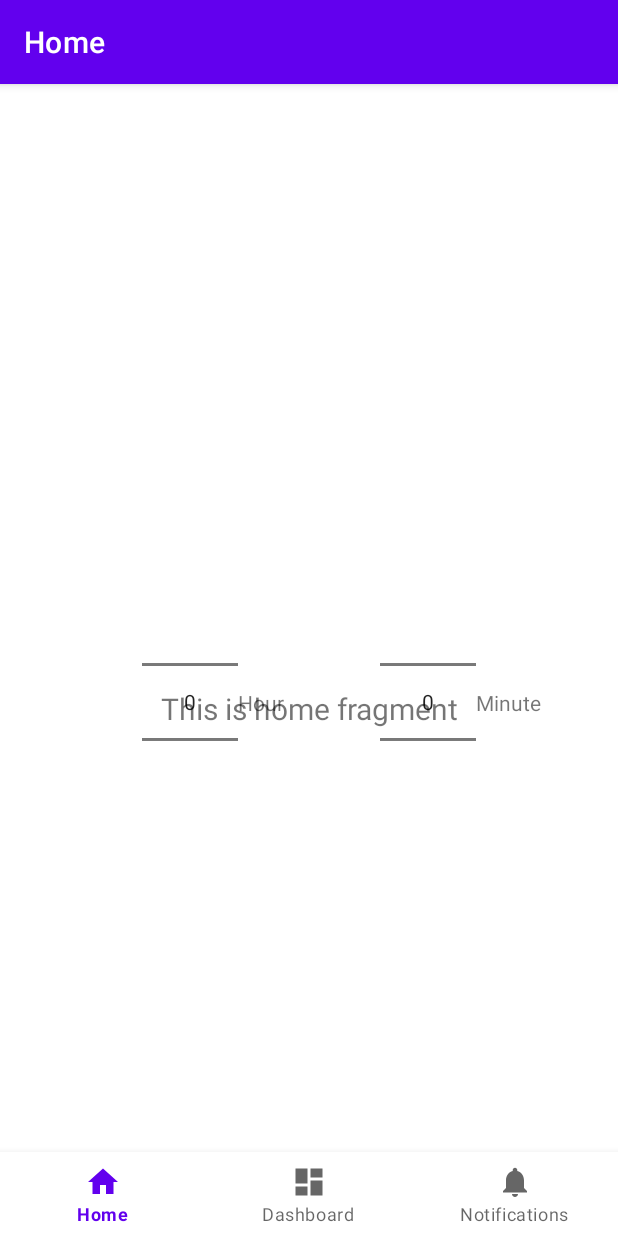
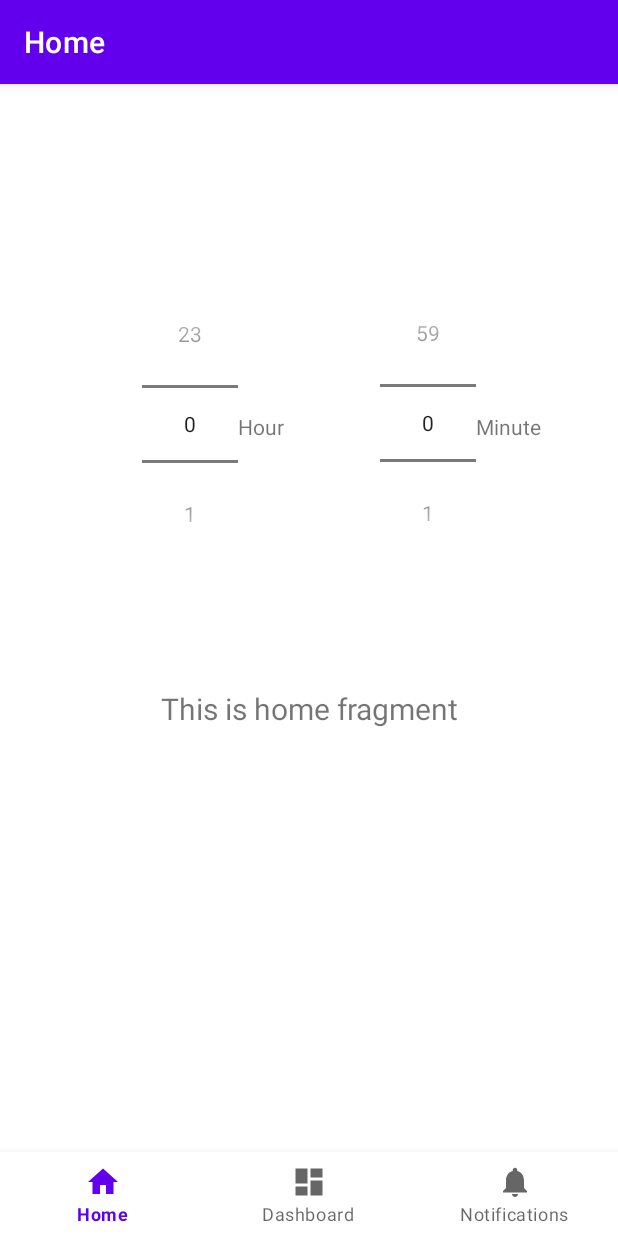
Before and after one commit to uchinarupower/WSD-Siesta, an Android app: the screen it shows after launch (MainActivity), on a phone screen of 412 x 824 dp. Run offline under Robolectric (Android 15) with nearby library versions, the light colour scheme and no system bars; our stand-ins replace navigation-ui.

Commit message:
時間指定可能

```diff
--- a/app/src/main/java/jp/ac/titech/itpro/sdl/siesta/MainActivity.java
+++ b/app/src/main/java/jp/ac/titech/itpro/sdl/siesta/MainActivity.java
@@ -1,5 +1,7 @@
 package jp.ac.titech.itpro.sdl.siesta;
 
+import android.content.Context;
+import android.graphics.Color;
 import android.os.Bundle;
 
 import com.google.android.material.bottomnavigation.BottomNavigationView;
@@ -10,11 +12,22 @@ import androidx.navigation.Navigation;
 import androidx.navigation.ui.AppBarConfiguration;
 import androidx.navigation.ui.NavigationUI;
 
+import android.util.AttributeSet;
+import android.util.TypedValue;
+import android.view.View;
+import android.view.ViewGroup;
+import android.widget.Button;
+import android.widget.EditText;
+import android.widget.NumberPicker;
+import android.widget.TextView;
+
 import jp.ac.titech.itpro.sdl.siesta.databinding.ActivityMainBinding;
 
 public class MainActivity extends AppCompatActivity {
 
     private ActivityMainBinding binding;
+    private NumberPicker np_hour, np_min;
+    private TextView textv_h, textv_m;
 
     @Override
     protected void onCreate(Bundle savedInstanceState) {
@@ -22,6 +35,9 @@ public class MainActivity extends AppCompatActivity {
 
         binding = ActivityMainBinding.inflate(getLayoutInflater());
         setContentView(binding.getRoot());
+
+        findViews();
+        initViews();
 
         BottomNavigationView navView = findViewById(R.id.nav_view);
         // Passing each menu ID as a set of Ids because each
@@ -34,4 +50,29 @@ public class MainActivity extends AppCompatActivity {
         NavigationUI.setupWithNavController(binding.navView, navController);
     }
 
+    private void findViews(){
+        np_hour = findViewById(R.id.number_picker_h);
+        np_min = findViewById(R.id.number_picker_m);
+        //textView1 = (TextView)findViewById(R.id.textView1);
+    }
+
+    private void initViews(){
+        np_hour.setWrapSelectorWheel(true);
+        np_hour.setMaxValue(23);
+        np_hour.setMinValue(0);
+        np_min.setWrapSelectorWheel(true);
+        np_min.setMaxValue(59);
+        np_min.setMinValue(0);
+
+        /*button1.setOnClickListener(new OnClickListener(){
+            public void onClick(View v) {
+                textView1.setText(
+                        numPicker.getValue() + "");
+            }
+        });*/
+    }
+
+
+
+
 }
--- a/app/src/main/res/layout/activity_main.xml
+++ b/app/src/main/res/layout/activity_main.xml
@@ -7,29 +7,26 @@
     android:layout_height="match_parent"
     android:paddingTop="?attr/actionBarSize">
 
-    <!-- hour picker -->
-
-    <!-- hour -->
-
-
     <NumberPicker
         android:id="@+id/number_picker_h"
         android:layout_width="wrap_content"
         android:layout_height="wrap_content"
         android:scrollbarSize="10dp"
+        app:layout_constraintBottom_toBottomOf="parent"
+        app:layout_constraintEnd_toStartOf="@id/number_picker_m"
         app:layout_constraintStart_toStartOf="parent"
-        app:layout_constraintEnd_toStartOf="@id/number_picker_m"
         app:layout_constraintTop_toTopOf="parent"
-        app:layout_constraintBottom_toBottomOf="parent" />
+        app:layout_constraintVertical_bias="0.152" />
 
     <NumberPicker
         android:id="@+id/number_picker_m"
         android:layout_width="wrap_content"
         android:layout_height="wrap_content"
+        app:layout_constraintBottom_toBottomOf="parent"
+        app:layout_constraintEnd_toEndOf="parent"
         app:layout_constraintStart_toEndOf="@id/number_picker_h"
-        app:layout_constraintEnd_toEndOf="parent"
         app:layout_constraintTop_toTopOf="parent"
-        app:layout_constraintBottom_toBottomOf="parent" />
+        app:layout_constraintVertical_bias="0.15" />
 
     <TextView
         android:id="@+id/text_hour"
@@ -42,7 +39,8 @@
         app:layout_constraintEnd_toEndOf="parent"
         app:layout_constraintHorizontal_bias="0.0"
         app:layout_constraintStart_toEndOf="@id/number_picker_h"
-        app:layout_constraintTop_toTopOf="parent" />
+        app:layout_constraintTop_toTopOf="parent"
+        app:layout_constraintVertical_bias="0.235" />
 
     <TextView
         android:id="@+id/text_min"
@@ -55,7 +53,8 @@
         app:layout_constraintEnd_toEndOf="parent"
         app:layout_constraintHorizontal_bias="0.0"
         app:layout_constraintStart_toEndOf="@id/number_picker_m"
-        app:layout_constraintTop_toTopOf="parent" />
+        app:layout_constraintTop_toTopOf="parent"
+        app:layout_constraintVertical_bias="0.235"/>
 
     <com.google.android.material.bottomnavigation.BottomNavigationView
         android:id="@+id/nav_view"
```
Also changed, not shown: app/src/main/java/jp/ac/titech/itpro/sdl/siesta/MyNumberPicker.java (added, +36 -0 lines).
